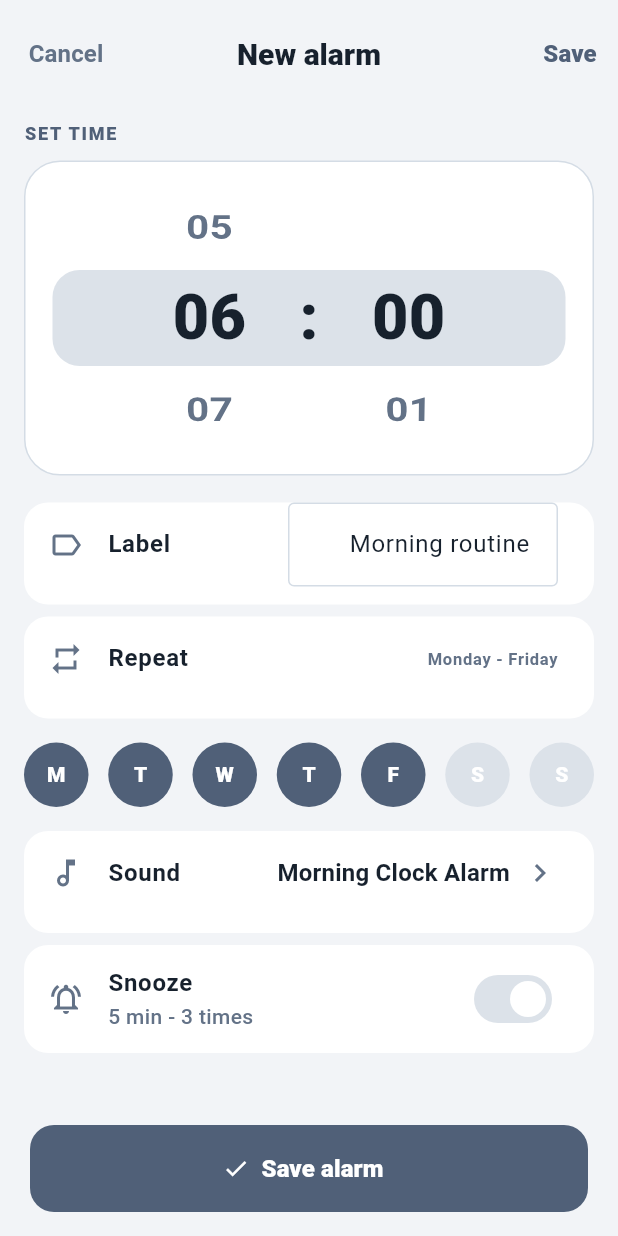
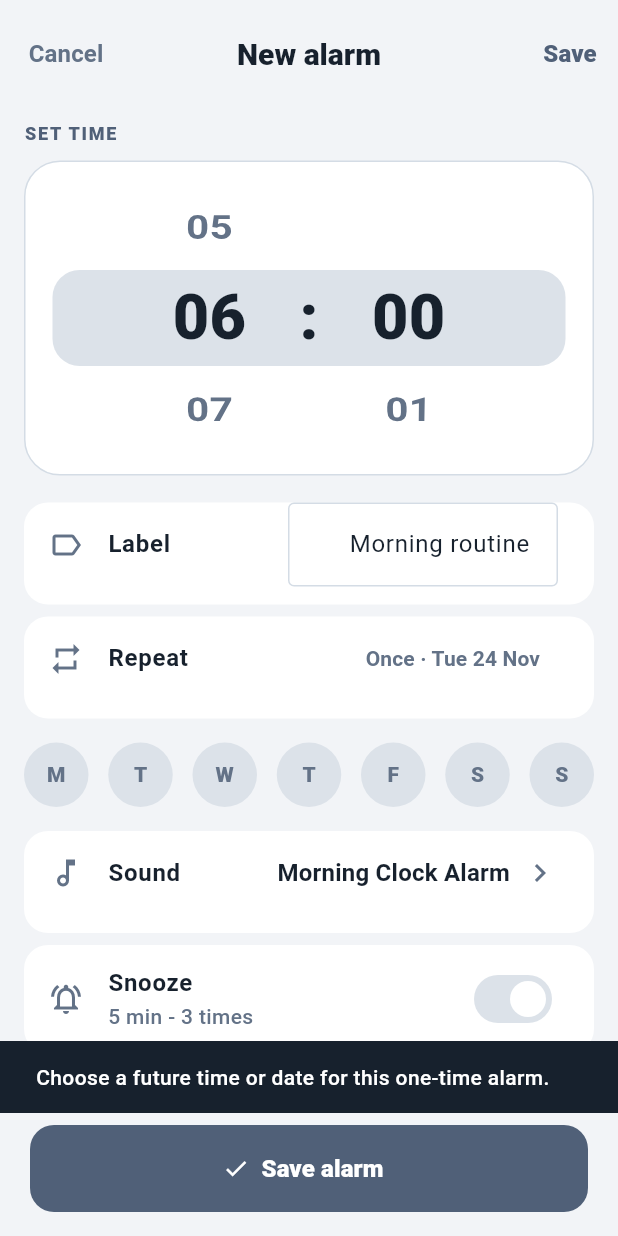
Before and after one commit to tlholo-kvs/shift-reminders, a Flutter app: the AlarmEditorScreen screen opened by its route, after a tap on "Save", on a phone screen of 412 x 824 dp. Run offline on Flutter 3.47's test engine with Material 3 defaults, Android fonts, the phone set to English and light mode, and no system bars; our stand-ins replace csv, file_picker, flutter_local_notifications, go_router, permission_handler, shared_preferences and 1 more; missing offline and left inert: android_intent_plus, excel_community; accounts and stored records are empty.

Commit message:
updated various pages.

```diff
--- a/shifts_app/lib/screens/alarm_editor_screen.dart
+++ b/shifts_app/lib/screens/alarm_editor_screen.dart
@@ -1,5 +1,6 @@
 import 'package:flutter/material.dart';
 import 'package:go_router/go_router.dart';
+import 'package:intl/intl.dart';
 import '../models/manual_alarm.dart';
 
 class AlarmEditorScreen extends StatefulWidget {
@@ -21,6 +22,7 @@ class _AlarmEditorScreenState extends State<AlarmEditorScreen> {
   late int _hour;
   late int _minute;
   late Set<int> _weekdays;
+  late DateTime _scheduledDate;
   late bool _enabled;
   late String _toneId;
   bool _snoozeEnabled = true;
@@ -34,7 +36,10 @@ class _AlarmEditorScreenState extends State<AlarmEditorScreen> {
     );
     _hour = alarm?.time.hour ?? 6;
     _minute = alarm?.time.minute ?? 0;
-    _weekdays = Set<int>.from(alarm?.weekdays ?? {1, 2, 3, 4, 5});
+    _weekdays = Set<int>.from(alarm?.weekdays ?? const {});
+    final now = DateTime.now();
+    final alarmDate = alarm?.scheduledDate ?? now;
+    _scheduledDate = DateTime(alarmDate.year, alarmDate.month, alarmDate.day);
     _enabled = alarm?.enabled ?? true;
     _toneId = alarm?.toneId ?? widget.defaultToneId;
   }
@@ -46,11 +51,13 @@ class _AlarmEditorScreenState extends State<AlarmEditorScreen> {
   }
 
   String get _repeatLabel {
+    if (_weekdays.isEmpty) {
+      return 'Once · ${DateFormat('EEE d MMM').format(_scheduledDate)}';
+    }
     if (_weekdays.length == 7) return 'Every day';
     if (_weekdays.length == 5 && _weekdays.containsAll({1, 2, 3, 4, 5})) {
       return 'Monday - Friday';
     }
-    if (_weekdays.isEmpty) return 'Never';
     return _weekdays
         .map(
           (day) => ['Mon', 'Tue', 'Wed', 'Thu', 'Fri', 'Sat', 'Sun'][day - 1],
@@ -58,8 +65,46 @@ class _AlarmEditorScreenState extends State<AlarmEditorScreen> {
         .join(', ');
   }
 
+  Future<void> _selectScheduledDate() async {
+    final now = DateTime.now();
+    final today = DateTime(now.year, now.month, now.day);
+    final initialDate = _scheduledDate.isBefore(today) ? today : _scheduledDate;
+    final selectedDate = await showDatePicker(
+      context: context,
+      initialDate: initialDate,
+      firstDate: today,
+      lastDate: DateTime(now.year + 5, now.month, now.day),
+    );
+    if (selectedDate == null || !mounted) return;
+    setState(() {
+      _scheduledDate = DateTime(
+        selectedDate.year,
+        selectedDate.month,
+        selectedDate.day,
+      );
+    });
+  }
+
   void _save() {
-    if (_weekdays.isEmpty) return;
+    final now = DateTime.now();
+    final scheduledAt = DateTime(
+      _scheduledDate.year,
+      _scheduledDate.month,
+      _scheduledDate.day,
+      _hour,
+      _minute,
+    );
+    if (_weekdays.isEmpty && !scheduledAt.isAfter(now)) {
+      ScaffoldMessenger.of(context).showSnackBar(
+        const SnackBar(
+          content: Text(
+            'Choose a future time or date for this one-time alarm.',
+          ),
+        ),
+      );
+      return;
+    }
+
     final alarm = ManualAlarm(
       id: widget.alarm?.id ?? DateTime.now().millisecondsSinceEpoch.toString(),
       label: _labelController.text.trim().isEmpty
@@ -67,6 +112,7 @@ class _AlarmEditorScreenState extends State<AlarmEditorScreen> {
           : _labelController.text.trim(),
       time: TimeOfDay(hour: _hour, minute: _minute),
       weekdays: _weekdays,
+      scheduledDate: _weekdays.isEmpty ? _scheduledDate : null,
       enabled: _enabled,
       toneId: _toneId,
     );
@@ -109,7 +155,7 @@ class _AlarmEditorScreenState extends State<AlarmEditorScreen> {
         centerTitle: true,
         actions: [
           TextButton(
-            onPressed: _weekdays.isEmpty ? null : _save,
+            onPressed: _save,
             child: Text(
               'Save',
               style: TextStyle(
@@ -202,7 +248,18 @@ class _AlarmEditorScreenState extends State<AlarmEditorScreen> {
             _DetailTile(
               icon: Icons.repeat,
               title: 'Repeat',
-              trailing: Text(
+              trailing: _weekdays.isEmpty
+                  ? TextButton(
+                      onPressed: _selectScheduledDate,
+                      child: Text(
+                        _repeatLabel,
+                        style: TextStyle(
+                          color: colors.onSurfaceVariant,
+                          fontWeight: FontWeight.w700,
+                        ),
+                      ),
+                    )
+                  : Text(
                       _repeatLabel,
                       style: TextStyle(
                         color: colors.onSurfaceVariant,
@@ -223,8 +280,17 @@ class _AlarmEditorScreenState extends State<AlarmEditorScreen> {
                       setState(() {
                         if (_weekdays.contains(day)) {
                           _weekdays.remove(day);
+                          if (_weekdays.isEmpty) {
+                            final now = DateTime.now();
+                            _scheduledDate = DateTime(
+                              now.year,
+                              now.month,
+                              now.day,
+                            );
+                          }
                         } else {
                           _weekdays.add(day);
+                          _scheduledDate = DateTime.now();
                         }
                       });
                     },
@@ -241,7 +307,9 @@ class _AlarmEditorScreenState extends State<AlarmEditorScreen> {
                       child: Text(
                         ['M', 'T', 'W', 'T', 'F', 'S', 'S'][day - 1],
                         style: TextStyle(
-                          color: colors.onPrimary,
+                          color: _weekdays.contains(day)
+                              ? colors.onPrimary
+                              : colors.onSurfaceVariant,
                           fontWeight: FontWeight.w800,
                         ),
                       ),
@@ -291,7 +359,7 @@ class _AlarmEditorScreenState extends State<AlarmEditorScreen> {
         child: Padding(
           padding: const EdgeInsets.fromLTRB(20, 8, 20, 16),
           child: FilledButton.icon(
-            onPressed: _weekdays.isEmpty ? null : _save,
+            onPressed: _save,
             icon: const Icon(Icons.check),
             label: const Text(
               'Save alarm',
--- a/shifts_app/lib/screens/home_screen.dart
+++ b/shifts_app/lib/screens/home_screen.dart
@@ -44,11 +44,16 @@ class _ManualAlarmCard extends StatelessWidget {
   @override
   Widget build(BuildContext context) {
     final colors = Theme.of(context).colorScheme;
-    final days = alarm.weekdays
-        .map(
-          (day) => ['Mon', 'Tue', 'Wed', 'Thu', 'Fri', 'Sat', 'Sun'][day - 1],
-        )
-        .join(', ');
+    final days = alarm.weekdays.isEmpty
+        ? alarm.scheduledDate == null
+              ? 'Once'
+              : 'Once · ${DateFormat('EEE d MMM').format(alarm.scheduledDate!)}'
+        : alarm.weekdays
+              .map(
+                (day) =>
+                    ['Mon', 'Tue', 'Wed', 'Thu', 'Fri', 'Sat', 'Sun'][day - 1],
+              )
+              .join(', ');
 
     return Material(
       color: alarm.enabled ? colors.surface : colors.surfaceContainer,
@@ -350,6 +355,24 @@ class _HomeScreenState extends State<HomeScreen> {
     String label = 'No upcoming alarm';
 
     for (final alarm in _manualAlarms.where((alarm) => alarm.enabled)) {
+      if (alarm.weekdays.isEmpty) {
+        final date = alarm.scheduledDate;
+        if (date == null) continue;
+        final candidate = DateTime(
+          date.year,
+          date.month,
+          date.day,
+          alarm.time.hour,
+          alarm.time.minute,
+        );
+        if (candidate.isAfter(now) &&
+            (next == null || candidate.isBefore(next))) {
+          next = candidate;
+          label = alarm.label;
+        }
+        continue;
+      }
+
       for (final weekday in alarm.weekdays) {
         var candidate = DateTime(
           now.year,
--- a/shifts_app/lib/screens/rules_screen.dart
+++ b/shifts_app/lib/screens/rules_screen.dart
@@ -1,5 +1,6 @@
 import 'package:flutter/material.dart';
 import 'package:go_router/go_router.dart';
+import 'package:intl/intl.dart';
 import '../models/manual_alarm.dart';
 import '../services/alarm_service.dart';
 import '../services/storage_service.dart';
@@ -149,7 +150,7 @@ class _RulesScreenState extends State<RulesScreen> {
                 Padding(
                   padding: EdgeInsets.fromLTRB(16, 16, 16, 8),
                   child: Text(
-                    'Monday to Sunday alarms',
+                    'Manual alarms',
                     style: TextStyle(
                       color: colors.onSurface,
                       fontWeight: FontWeight.w800,
@@ -158,7 +159,11 @@ class _RulesScreenState extends State<RulesScreen> {
                   ),
                 ),
                 ..._manualAlarms.map((alarm) {
-                  final days = alarm.weekdays
+                  final days = alarm.weekdays.isEmpty
+                      ? alarm.scheduledDate == null
+                            ? 'Once'
+                            : 'Once · ${DateFormat('EEE d MMM').format(alarm.scheduledDate!)}'
+                      : alarm.weekdays
                             .map(
                               (day) => [
                                 'Mon',
--- a/shifts_app/lib/services/alarm_service.dart
+++ b/shifts_app/lib/services/alarm_service.dart
@@ -253,6 +253,32 @@ class AlarmService {
     for (final alarm in alarms) {
       if (!alarm.enabled) continue;
 
+      if (alarm.weekdays.isEmpty) {
+        final date = alarm.scheduledDate;
+        if (date == null) continue;
+        final scheduledDate = tz.TZDateTime(
+          tz.local,
+          date.year,
+          date.month,
+          date.day,
+          alarm.time.hour,
+          alarm.time.minute,
+        );
+        if (!scheduledDate.isAfter(tz.TZDateTime.now(tz.local))) continue;
+        final id = 80000 + (alarm.id.hashCode.abs() % 100) * 7;
+        await _plugin.zonedSchedule(
+          id,
+          alarm.label.isEmpty ? 'Alarm' : alarm.label,
+          'Scheduled once',
+          scheduledDate,
+          _manualAlarmDetails(alarm),
+          androidScheduleMode: AndroidScheduleMode.exactAllowWhileIdle,
+          uiLocalNotificationDateInterpretation:
+              UILocalNotificationDateInterpretation.absoluteTime,
+        );
+        continue;
+      }
+
       for (final weekday in alarm.weekdays) {
         if (Platform.isAndroid) {
           final intent = AndroidIntent(
@@ -288,11 +314,22 @@ class AlarmService {
           alarm.label.isEmpty ? 'Alarm' : alarm.label,
           'Scheduled for ${_formatWeekday(weekday)}',
           scheduledDate,
-          NotificationDetails(
+          _manualAlarmDetails(alarm),
+          androidScheduleMode: AndroidScheduleMode.exactAllowWhileIdle,
+          uiLocalNotificationDateInterpretation:
+              UILocalNotificationDateInterpretation.absoluteTime,
+          matchDateTimeComponents: DateTimeComponents.dayOfWeekAndTime,
+        );
+      }
+    }
+  }
+
+  NotificationDetails _manualAlarmDetails(ManualAlarm alarm) {
+    return NotificationDetails(
       android: AndroidNotificationDetails(
         'manual_alarm_${alarm.toneId}',
         'Manual Alarms',
-              channelDescription: 'User-created Monday to Sunday alarms',
+        channelDescription: 'User-created alarms',
         importance: Importance.max,
         priority: Priority.max,
         sound: RawResourceAndroidNotificationSound(alarm.toneId),
@@ -304,14 +341,7 @@ class AlarmService {
         presentAlert: true,
         presentSound: true,
       ),
-          ),
-          androidScheduleMode: AndroidScheduleMode.exactAllowWhileIdle,
-          uiLocalNotificationDateInterpretation:
-              UILocalNotificationDateInterpretation.absoluteTime,
-          matchDateTimeComponents: DateTimeComponents.dayOfWeekAndTime,
     );
-      }
-    }
   }
 
   tz.TZDateTime _nextWeekday(int weekday, int hour, int minute) {
```
Also changed, not shown: shifts_app/lib/models/manual_alarm.dart (+34 -3 lines), shifts_app/lib/screens/category_screen.dart (+33 -1 lines), 3 other files. Lines whose indentation alone changed are shown as unchanged.
